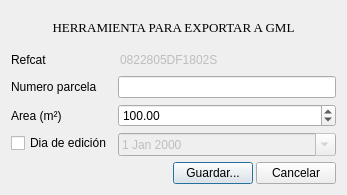
Qt form ui/requestData_dialog.ui (psigcat/export_gml_catastro_espanya) before a commit.
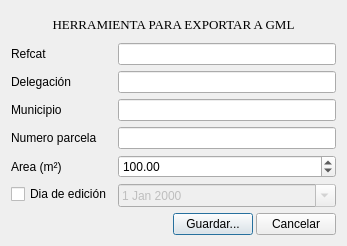
The same form after that commit.

```diff
--- a/ui/requestData_dialog.ui
+++ b/ui/requestData_dialog.ui
@@ -7,7 +7,7 @@
     <x>0</x>
     <y>0</y>
     <width>347</width>
-    <height>195</height>
+    <height>246</height>
    </rect>
   </property>
   <property name="windowTitle">
@@ -55,46 +55,24 @@
        </property>
       </widget>
      </item>
-     <item row="0" column="1">
-      <widget class="QLineEdit" name="parcela_tbx">
-       <property name="enabled">
-        <bool>false</bool>
-       </property>
-       <property name="mouseTracking">
-        <bool>false</bool>
-       </property>
-       <property name="focusPolicy">
-        <enum>Qt::NoFocus</enum>
-       </property>
-       <property name="acceptDrops">
-        <bool>false</bool>
-       </property>
-       <property name="text">
-        <string>0822805DF1802S</string>
-       </property>
-       <property name="frame">
-        <bool>false</bool>
-       </property>
-      </widget>
-     </item>
-     <item row="1" column="0">
+     <item row="3" column="0">
       <widget class="QLabel" name="num_parcel_lbl">
        <property name="text">
         <string>Numero parcela</string>
        </property>
       </widget>
      </item>
-     <item row="1" column="1">
+     <item row="3" column="1">
       <widget class="QLineEdit" name="num_parcel_tbx"/>
      </item>
-     <item row="2" column="0">
+     <item row="4" column="0">
       <widget class="QLabel" name="area_lbl">
        <property name="text">
         <string>Area (m²)</string>
        </property>
       </widget>
      </item>
-     <item row="2" column="1">
+     <item row="4" column="1">
       <widget class="QDoubleSpinBox" name="area_dsb">
        <property name="maximum">
         <double>9999.989999999999782</double>
@@ -107,14 +85,14 @@
        </property>
       </widget>
      </item>
-     <item row="3" column="0">
+     <item row="5" column="0">
       <widget class="QCheckBox" name="diaEdicion_chb">
        <property name="text">
         <string>Dia de edición</string>
        </property>
       </widget>
      </item>
-     <item row="3" column="1">
+     <item row="5" column="1">
       <widget class="QDateEdit" name="diaEdicion_de">
        <property name="enabled">
         <bool>false</bool>
@@ -124,6 +102,29 @@
        </property>
       </widget>
      </item>
+     <item row="1" column="0">
+      <widget class="QLabel" name="deleg_lbl">
+       <property name="text">
+        <string>Delegación</string>
+       </property>
+      </widget>
+     </item>
+     <item row="2" column="0">
+      <widget class="QLabel" name="muni_lbl">
+       <property name="text">
+        <string>Municipio</string>
+       </property>
+      </widget>
+     </item>
+     <item row="1" column="1">
+      <widget class="QLineEdit" name="deleg_tbx"/>
+     </item>
+     <item row="2" column="1">
+      <widget class="QLineEdit" name="muni_tbx"/>
+     </item>
+     <item row="0" column="1">
+      <widget class="QLineEdit" name="parcela_tbx"/>
+     </item>
     </layout>
    </item>
    <item>
```
